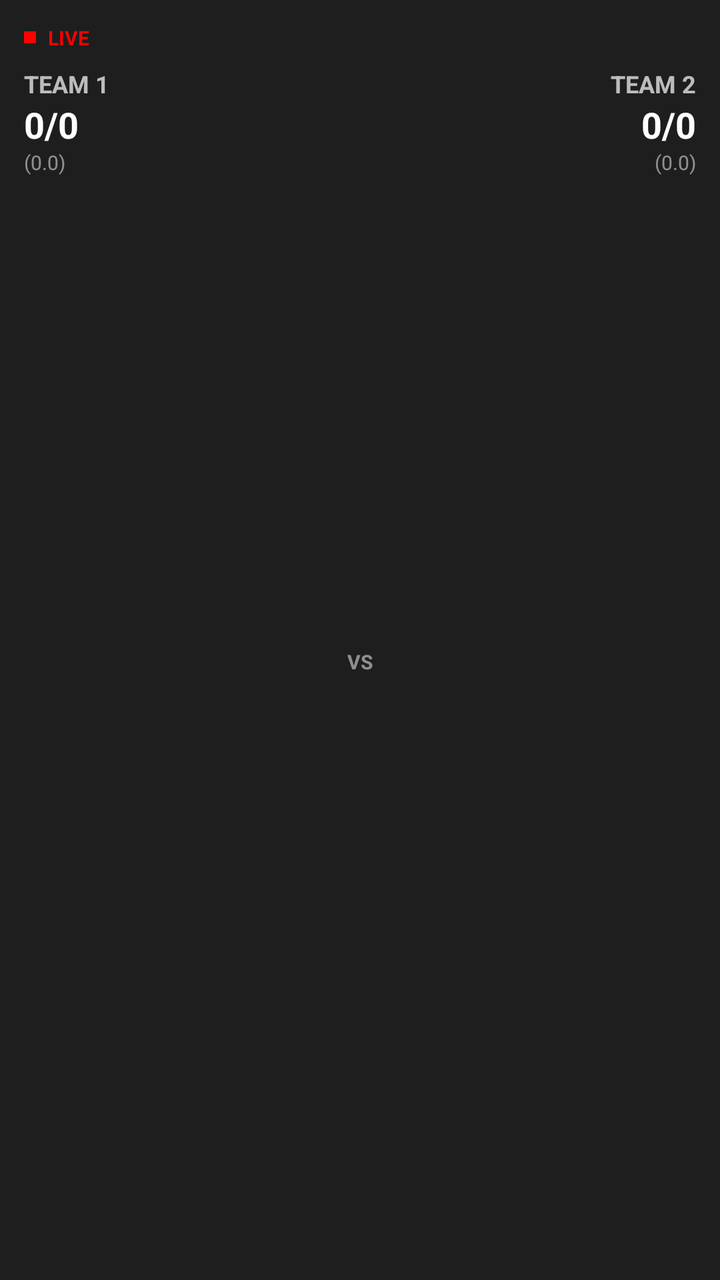
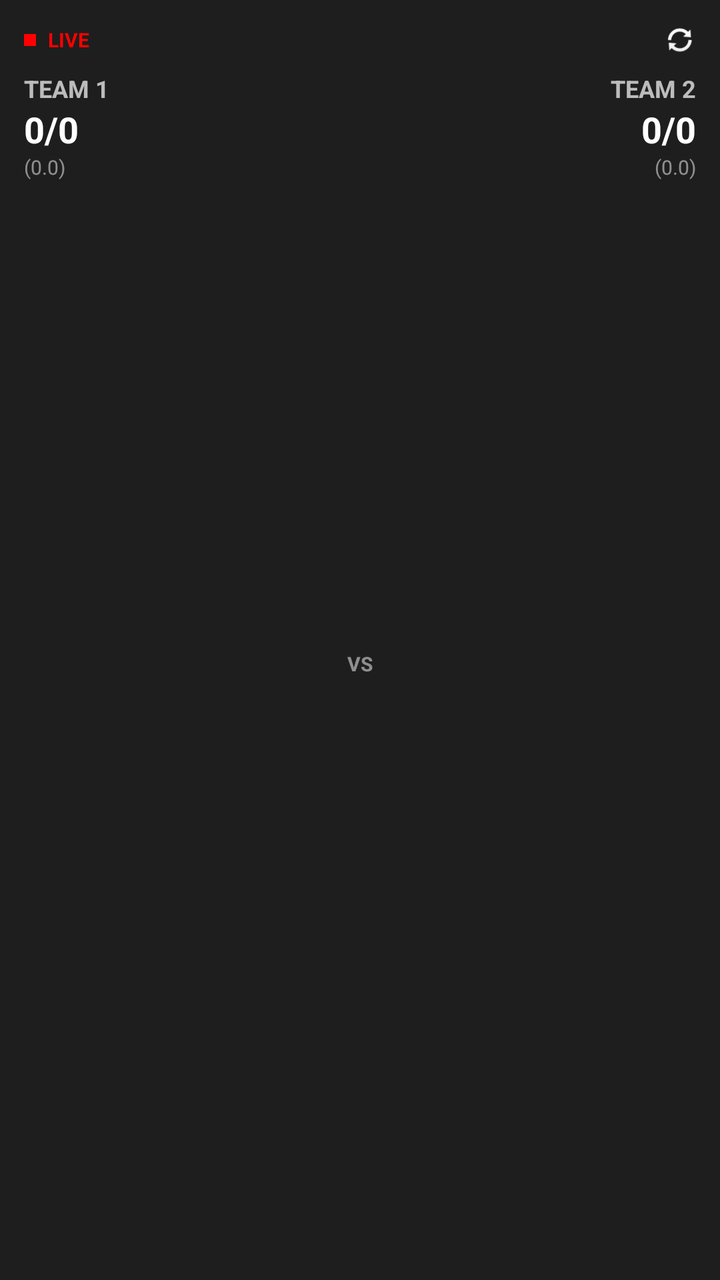

Two renders of the same Android screen: before a commit and after it. Below are the layout's source before the change and the commit's diff.
<!-- AndroidManifest.xml: application theme Theme.MyApplication -->
<!-- res/layout/widget_layout.xml -->
<?xml version="1.0" encoding="utf-8"?>
<LinearLayout xmlns:android="http://schemas.android.com/apk/res/android"
    android:id="@+id/widget_root"
    android:layout_width="match_parent"
    android:layout_height="match_parent"
    android:background="#1E1E1E"
    android:orientation="vertical"
    android:padding="12dp">

    <LinearLayout
        android:layout_width="match_parent"
        android:layout_height="wrap_content"
        android:gravity="center_vertical"
        android:orientation="horizontal">

        <ImageView
            android:layout_width="6dp"
            android:layout_height="6dp"
            android:background="#FF0000" />

        <TextView
            android:id="@+id/widget_status"
            android:layout_width="wrap_content"
            android:layout_height="wrap_content"
            android:layout_marginStart="6dp"
            android:text="LIVE"
            android:textColor="#FF0000"
            android:textSize="10sp"
            android:textStyle="bold" />
    </LinearLayout>

    <LinearLayout
        android:layout_width="match_parent"
        android:layout_height="0dp"
        android:layout_marginTop="8dp"
        android:layout_weight="1"
        android:baselineAligned="false"
        android:orientation="horizontal">

        <LinearLayout
            android:layout_width="0dp"
            android:layout_height="wrap_content"
            android:layout_weight="1"
            android:orientation="vertical">

            <TextView
                android:id="@+id/widget_team1"
                android:layout_width="wrap_content"
                android:layout_height="wrap_content"
                android:text="TEAM 1"
                android:textColor="#B3FFFFFF"
                android:textSize="12sp"
                android:textStyle="bold" />

            <TextView
                android:id="@+id/widget_score1"
                android:layout_width="wrap_content"
                android:layout_height="wrap_content"
                android:text="0/0"
                android:textColor="#FFFFFF"
                android:textSize="18sp"
                android:textStyle="bold" />

            <TextView
                android:id="@+id/widget_overs1"
                android:layout_width="wrap_content"
                android:layout_height="wrap_content"
                android:text="(0.0)"
                android:textColor="#80FFFFFF"
                android:textSize="10sp" />
        </LinearLayout>

        <TextView
            android:layout_width="wrap_content"
            android:layout_height="wrap_content"
            android:layout_gravity="center_vertical"
            android:paddingHorizontal="8dp"
            android:text="VS"
            android:textColor="#80FFFFFF"
            android:textSize="10sp"
            android:textStyle="bold" />

        <LinearLayout
            android:layout_width="0dp"
            android:layout_height="wrap_content"
            android:layout_weight="1"
            android:gravity="end"
            android:orientation="vertical">

            <TextView
                android:id="@+id/widget_team2"
                android:layout_width="wrap_content"
                android:layout_height="wrap_content"
                android:text="TEAM 2"
                android:textColor="#B3FFFFFF"
                android:textSize="12sp"
                android:textStyle="bold" />

            <TextView
                android:id="@+id/widget_score2"
                android:layout_width="wrap_content"
                android:layout_height="wrap_content"
                android:text="0/0"
                android:textColor="#FFFFFF"
                android:textSize="18sp"
                android:textStyle="bold" />

            <TextView
                android:id="@+id/widget_overs2"
                android:layout_width="wrap_content"
                android:layout_height="wrap_content"
                android:text="(0.0)"
                android:textColor="#80FFFFFF"
                android:textSize="10sp" />
        </LinearLayout>
    </LinearLayout>

</LinearLayout>
<!-- resources referenced by this layout -->
<resources>
  <style name="Theme.MyApplication" parent="android:Theme.DeviceDefault.NoActionBar" />
</resources>

<!-- the commit's change to res/layout/widget_layout.xml (unified diff, before → after) -->
@@ -20,13 +20,22 @@
 
         <TextView
             android:id="@+id/widget_status"
-            android:layout_width="wrap_content"
+            android:layout_width="0dp"
             android:layout_height="wrap_content"
             android:layout_marginStart="6dp"
+            android:layout_weight="1"
             android:text="LIVE"
             android:textColor="#FF0000"
             android:textSize="10sp"
             android:textStyle="bold" />
+
+        <ImageView
+            android:id="@+id/widget_refresh"
+            android:layout_width="16dp"
+            android:layout_height="16dp"
+            android:src="@android:drawable/ic_popup_sync"
+            android:tint="#80FFFFFF"
+            android:contentDescription="Refresh" />
     </LinearLayout>
 
     <LinearLayout
